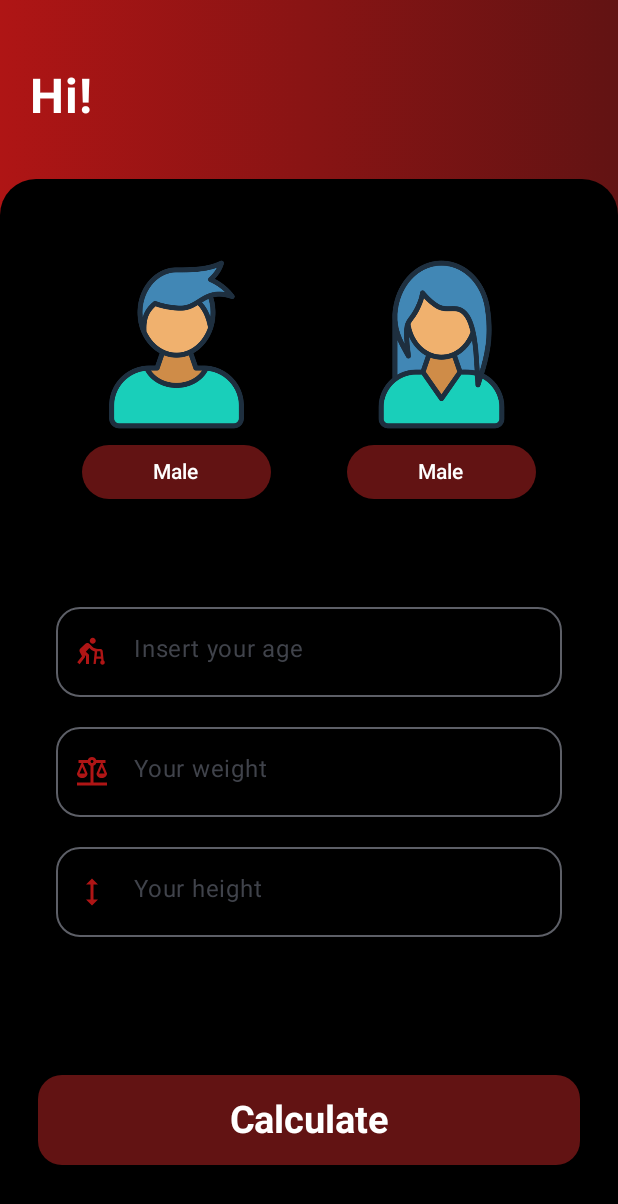
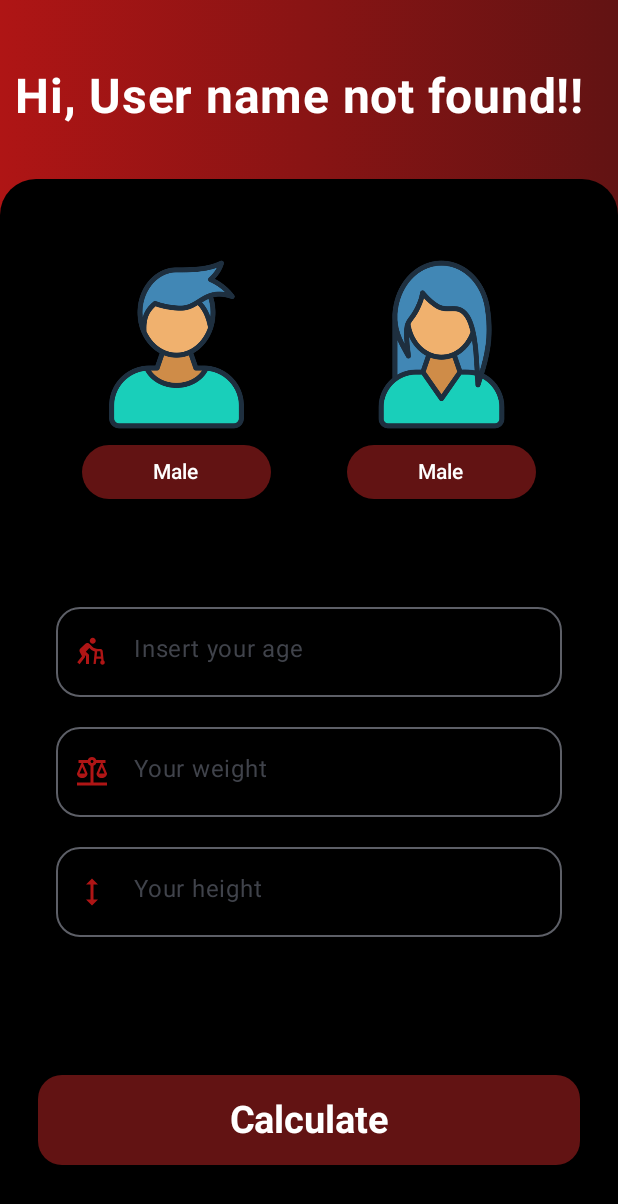
Before and after one commit to Luizx07/BMI, an Android app built with Jetpack Compose: the UserDataScreen screen opened through its navigation route, on a phone screen of 412 x 824 dp. Shown: the top 1204 px of the screen. Run offline under Robolectric (Android 15) with nearby library versions, the phone set to English and light mode, and no system bars; 1 statement that could not run was skipped.

Commit message:
tamo tentando

```diff
--- a/app/src/main/java/br/senai/sp/jandira/imc/MainActivity.kt
+++ b/app/src/main/java/br/senai/sp/jandira/imc/MainActivity.kt
@@ -6,6 +6,7 @@ import androidx.activity.compose.setContent
 import androidx.navigation.compose.NavHost
 import androidx.navigation.compose.composable
 import androidx.navigation.compose.rememberNavController
+import br.senai.sp.jandira.imc.screens.BMIResultScreen
 import br.senai.sp.jandira.imc.screens.HomeScreen
 import br.senai.sp.jandira.imc.screens.UserDataScreen
 import br.senai.sp.jandira.imc.ui.theme.IMCTheme
@@ -21,7 +22,9 @@ class MainActivity : ComponentActivity() {
                     startDestination = "home"
                 ){
                     composable(route = "home"){ HomeScreen(navegacao) }
-                    composable(route = "dados"){ UserDataScreen() }
+                    composable(route = "dados"){ UserDataScreen(navegacao) }
+                    composable(route = "result"){ BMIResultScreen() }
+
                 }
             }
         }
--- a/app/src/main/java/br/senai/sp/jandira/imc/screens/BMIResultScreen.kt
+++ b/app/src/main/java/br/senai/sp/jandira/imc/screens/BMIResultScreen.kt
@@ -1,5 +1,6 @@
 package br.senai.sp.jandira.imc.screens
 
+import android.content.Context
 import androidx.compose.foundation.BorderStroke
 import androidx.compose.foundation.background
 import androidx.compose.foundation.layout.Arrangement
@@ -28,17 +29,30 @@ import androidx.compose.ui.Alignment
 import androidx.compose.ui.Modifier
 import androidx.compose.ui.graphics.Brush
 import androidx.compose.ui.graphics.Color
+import androidx.compose.ui.platform.LocalContext
 import androidx.compose.ui.res.stringResource
 import androidx.compose.ui.text.font.FontWeight
 import androidx.compose.ui.text.style.TextAlign
 import androidx.compose.ui.tooling.preview.Preview
 import androidx.compose.ui.unit.dp
 import androidx.compose.ui.unit.sp
+import androidx.navigation.NavHostController
 import br.senai.sp.jandira.imc.R
 
 
 @Composable
 fun BMIResultScreen() {
+
+    val context = LocalContext.current
+    val userFile = context
+        .getSharedPreferences("userFile", Context.MODE_PRIVATE)
+
+
+
+    val userAge = userFile.getString("user_age", "0")
+    val userWeight = userFile.getString("user_weight", "0")
+    val userHeight = userFile.getString("user_height", "0")
+
     Box(
         modifier = Modifier
             .fillMaxSize()
@@ -108,7 +122,7 @@ fun BMIResultScreen() {
                             )
                         }
                     }
-                    Column(
+                     Column(
                         modifier = Modifier
                             .fillMaxWidth(),
                         horizontalAlignment = Alignment.CenterHorizontally
@@ -198,7 +212,7 @@ fun BMIResultScreen() {
                         modifier = Modifier
                             .fillMaxWidth()
                             .height(300.dp)
-                            .background(Color.Red)
+                            .background(color = Color(0xFF621313))
                     ){
 
                     }
@@ -230,5 +244,5 @@ fun BMIResultScreen() {
 @Preview(showSystemUi =  true)
 @Composable
 private fun BMIResultScreenPreview() {
-    BMIResultScreen()
+    //BMIResultScreen()
 }
--- a/app/src/main/java/br/senai/sp/jandira/imc/screens/HomeScreen.kt
+++ b/app/src/main/java/br/senai/sp/jandira/imc/screens/HomeScreen.kt
@@ -1,5 +1,6 @@
 package br.senai.sp.jandira.imc.screens
 
+import android.content.Context
 import androidx.compose.foundation.Image
 import androidx.compose.foundation.background
 import androidx.compose.foundation.layout.Arrangement
@@ -12,12 +13,16 @@ import androidx.compose.foundation.layout.padding
 import androidx.compose.foundation.shape.RoundedCornerShape
 import androidx.compose.foundation.text.KeyboardOptions
 import androidx.compose.material.icons.Icons
+import androidx.compose.material.icons.filled.AssistWalker
 import androidx.compose.material.icons.filled.Edit
+import androidx.compose.material.icons.filled.ErrorOutline
 import androidx.compose.material3.Button
 import androidx.compose.material3.ButtonDefaults
 import androidx.compose.material3.Card
 import androidx.compose.material3.CardDefaults
 import androidx.compose.material3.Icon
+import androidx.compose.material3.OutlinedTextField
+import androidx.compose.material3.OutlinedTextFieldDefaults
 import androidx.compose.material3.Text
 import androidx.compose.material3.TextField
 import androidx.compose.runtime.Composable
@@ -27,10 +32,12 @@ import androidx.compose.ui.Alignment
 import androidx.compose.ui.Modifier
 import androidx.compose.ui.graphics.Brush
 import androidx.compose.ui.graphics.Color
+import androidx.compose.ui.platform.LocalContext
 import androidx.compose.ui.res.painterResource
 import androidx.compose.ui.res.stringResource
 import androidx.compose.ui.text.TextStyle
 import androidx.compose.ui.text.font.FontWeight
+import androidx.compose.ui.text.input.ImeAction
 import androidx.compose.ui.text.input.KeyboardCapitalization
 import androidx.compose.ui.text.input.KeyboardType
 import androidx.compose.ui.tooling.preview.Preview
@@ -45,6 +52,18 @@ fun HomeScreen(navegacao: NavHostController) {
     var nameState = remember {
         mutableStateOf("")
     }
+
+    var isErrorState = remember {
+        mutableStateOf(false)
+    }
+
+    //abrir ou criar um arquivo SharedPreferences
+    val context = LocalContext.current
+    val userFile = context
+        .getSharedPreferences("userFile", Context.MODE_PRIVATE)
+
+    // colocar o arquivo em modo de edição
+    val editor = userFile.edit()
 
     Box(
         modifier = Modifier
@@ -114,33 +133,60 @@ fun HomeScreen(navegacao: NavHostController) {
                     fontWeight = FontWeight.Bold,
                     modifier = Modifier
                 )
-                TextField(
+                OutlinedTextField(
                     value = nameState.value,
-                    onValueChange = {
+                    onValueChange = { it ->
                         nameState.value = it
                     },
-                    label = { Text("digite seu nome") },
-                    textStyle = TextStyle(color = Color.White,
-                        fontWeight = FontWeight.Bold),
+                    colors = OutlinedTextFieldDefaults.colors(
+                        focusedTextColor = Color.White
+                    ),
                     modifier = Modifier
-                        .padding(top = 10.dp)
-                        .background(color = Color.Black),
+                        .padding(top = 25.dp)
+                        .fillMaxWidth(),
+                    shape = RoundedCornerShape(16.dp),
+                    label = { Text(text = stringResource(R.string.insert)) },
+                    trailingIcon = {
+                        if (isErrorState.value){
+                            Icon(
+                                imageVector = Icons.Default.ErrorOutline,
+                                contentDescription = "",
+                                tint = Color.Red
+                            )
+                        } else {
+                            Icon(
+                                imageVector = Icons.Default.Edit,
+                                contentDescription = "",
+                                tint = Color(color = 0xFFAF1515)
+                            )
+                        }
+                    },
+
                     keyboardOptions = KeyboardOptions(
-                        keyboardType =  KeyboardType.Text,
-                        capitalization = KeyboardCapitalization.Words
+                        keyboardType = KeyboardType.Number,
+                        imeAction = ImeAction.Next
                     ),
-                    trailingIcon = {
-                        Icon(
-                            imageVector = Icons.Default.Edit,
-                            contentDescription = "",
-                            tint = Color(0xFFAF1515)
-                        )
+                    textStyle = TextStyle(fontSize = 24.sp),
+                    isError = isErrorState.value,
+                    supportingText = {
+                            if (isErrorState.value){
+                                Text(
+                                   text = stringResource(R.string.nameError)
+                                )
+                            }
+
                     }
                 )
             }
                 Button(
                     onClick = {
-                        navegacao.navigate(route = "dados")
+                        if (nameState.value.isEmpty()) {
+                            isErrorState.value = true
+                        } else {
+                            editor.putString("user_name", nameState.value)
+                            editor.apply()
+                            navegacao.navigate(route = "dados")
+                        }
                     },
                     colors = ButtonDefaults.buttonColors(
                         Color(0xFF621313)
--- a/app/src/main/java/br/senai/sp/jandira/imc/screens/UserDataScreen.kt
+++ b/app/src/main/java/br/senai/sp/jandira/imc/screens/UserDataScreen.kt
@@ -1,5 +1,6 @@
 package br.senai.sp.jandira.imc.screens
 
+import android.content.Context
 import androidx.compose.foundation.Image
 import androidx.compose.foundation.background
 import androidx.compose.foundation.border
@@ -30,6 +31,7 @@ import androidx.compose.material3.OutlinedTextField
 import androidx.compose.material3.OutlinedTextFieldDefaults
 import androidx.compose.material3.Text
 import androidx.compose.material3.TextField
+import androidx.compose.material3.TextFieldColors
 import androidx.compose.runtime.Composable
 import androidx.compose.runtime.mutableStateOf
 import androidx.compose.runtime.remember
@@ -38,6 +40,7 @@ import androidx.compose.ui.Modifier
 import androidx.compose.ui.graphics.Brush
 import androidx.compose.ui.graphics.Color
 import androidx.compose.ui.graphics.RectangleShape
+import androidx.compose.ui.platform.LocalContext
 import androidx.compose.ui.res.painterResource
 import androidx.compose.ui.res.stringResource
 import androidx.compose.ui.text.TextStyle
@@ -49,22 +52,31 @@ import androidx.compose.ui.text.style.TextAlign
 import androidx.compose.ui.tooling.preview.Preview
 import androidx.compose.ui.unit.dp
 import androidx.compose.ui.unit.sp
+import androidx.navigation.NavHostController
 import br.senai.sp.jandira.imc.R
 
 @Composable
-fun UserDataScreen(modifier: Modifier = Modifier) {
+fun UserDataScreen(navegacao: NavHostController) {
 
-    var nomeAge = remember {
+    var ageState = remember {
         mutableStateOf(value = "")
     }
 
-    var nomeWeight = remember {
+    var weightState = remember {
         mutableStateOf(value = "")
     }
 
-    var nomeHeight = remember {
+    var heightState = remember {
         mutableStateOf(value = "")
     }
+
+    val context = LocalContext.current
+    val userFile = context
+        .getSharedPreferences("userFile", Context.MODE_PRIVATE)
+
+    val editor = userFile.edit()
+
+    val userName = userFile.getString("user_name", "User name not found!")
 
     Box(
         modifier = Modifier
@@ -80,7 +92,7 @@ fun UserDataScreen(modifier: Modifier = Modifier) {
             )
     ) {
         Column(
-            modifier = modifier
+            modifier = Modifier
                 .fillMaxSize(),
             verticalArrangement = Arrangement.SpaceBetween,
             horizontalAlignment = Alignment.Start
@@ -88,16 +100,16 @@ fun UserDataScreen(modifier: Modifier = Modifier) {
             Text(
                 text = stringResource(
                     R.string.hi
-                ),
-                modifier = modifier
+                ) + ", $userName!",
+                modifier = Modifier
                     .padding(top = 45.dp)
-                    .padding(horizontal = 20.dp),
+                    .padding(horizontal = 10.dp),
                 color = Color.White,
                 fontSize = 32.sp,
                 fontWeight = FontWeight.Bold
             )
             Card(
-                modifier = modifier
+                modifier = Modifier
                     .fillMaxWidth()
                     .fillMaxHeight()
                     .padding(top = 35.dp),
@@ -110,21 +122,21 @@ fun UserDataScreen(modifier: Modifier = Modifier) {
                 )
             ) {
                 Column(
-                    modifier = modifier
+                    modifier = Modifier
                         .fillMaxSize()
                         .padding(25.dp),
                     verticalArrangement = Arrangement.SpaceBetween,
                     horizontalAlignment = Alignment.End,
                 ) {
                     Card(
-                        modifier = modifier
+                        modifier = Modifier
                             .fillMaxWidth(),
                         colors = CardDefaults.cardColors(
                             containerColor = Color.Black
                         )
                     ) {
                         Row(
-                            modifier = modifier
+                            modifier = Modifier
                                 .padding(top = 20.dp)
                                 .fillMaxWidth()
                                 .background(Color.Black),
@@ -132,10 +144,10 @@ fun UserDataScreen(modifier: Modifier = Modifier) {
 
                         ) {
                             Column(
-                                modifier = modifier
+                                modifier = Modifier
                             ) {
                                 Card(
-                                    modifier = modifier
+                                    modifier = Modifier
                                         .size(170.dp)
                                         .padding(horizontal = 20.dp),
                                     colors = CardDefaults.cardColors(
@@ -151,7 +163,7 @@ fun UserDataScreen(modifier: Modifier = Modifier) {
                                         ),
                                     )
                                     Button(
-                                        modifier = modifier
+                                        modifier = Modifier
                                             .padding(2.dp)
                                             .width(210.dp),
                                         onClick = {},
@@ -168,7 +180,7 @@ fun UserDataScreen(modifier: Modifier = Modifier) {
                                 }
                             }
                             Card(
-                                modifier = modifier
+                                modifier = Modifier
                                     .size(170.dp)
                                     .padding(horizontal = 20.dp),
                                 colors = CardDefaults.cardColors(
@@ -184,7 +196,7 @@ fun UserDataScreen(modifier: Modifier = Modifier) {
                                     ),
                                 )
                                 Button(
-                                    modifier = modifier
+                                    modifier = Modifier
                                         .padding(2.dp)
                                         .width(210.dp),
                                     onClick = {},
@@ -207,10 +219,13 @@ fun UserDataScreen(modifier: Modifier = Modifier) {
                                 .background(color = Color.Black)
                         ) {
                             OutlinedTextField(
-                                value = nomeAge.value,
-                                onValueChange = { nome ->
-                                    nomeAge.value = nome
+                                value = ageState.value,
+                                onValueChange = { it ->
+                                    ageState.value = it
                                 },
+                                colors = OutlinedTextFieldDefaults.colors(
+                                    focusedTextColor = Color.White
+                                ),
                                 modifier = Modifier
                                     .padding(top = 50.dp)
                                     .fillMaxWidth(),
@@ -230,10 +245,13 @@ fun UserDataScreen(modifier: Modifier = Modifier) {
                                 textStyle = TextStyle(fontSize = 24.sp)
                             )
                             OutlinedTextField(
-                                value = nomeWeight.value,
-                                onValueChange = { nome ->
-                                    nomeWeight.value = nome
+                                value = weightState.value,
+                                onValueChange = { it ->
+                                    weightState.value = it
                                 },
+                                colors = OutlinedTextFieldDefaults.colors(
+                                    focusedTextColor = Color.White
+                                ),
                                 modifier = Modifier
                                     .fillMaxWidth()
                                     .padding(vertical = 12.dp),
@@ -253,10 +271,13 @@ fun UserDataScreen(modifier: Modifier = Modifier) {
                                 textStyle = TextStyle(fontSize = 24.sp)
                             )
                             OutlinedTextField(
-                                value = nomeHeight.value,
-                                onValueChange = { nome ->
-                                    nomeHeight.value = nome
+                                value = heightState.value,
+                                onValueChange = { it ->
+                                    heightState.value = it
                                 },
+                                colors = OutlinedTextFieldDefaults.colors(
+                                    focusedTextColor = Color.White
+                                ),
                                 modifier = Modifier
                                     .fillMaxWidth(),
                                 shape = RoundedCornerShape(16.dp),
@@ -276,7 +297,13 @@ fun UserDataScreen(modifier: Modifier = Modifier) {
                             )
                         }
                         Button(
-                            onClick = {},
+                            onClick = {
+                                editor.putInt("user_age", ageState.value.toInt())
+                                editor.putFloat("user_weight", weightState.value.toFloat())
+                                editor.putFloat("user_height", heightState.value.toFloat())
+                                editor.apply()
+                                navegacao.navigate(route = "result")
+                            },
                             modifier = Modifier
                                 .padding(top = 80.dp)
                                 .height(60.dp),
@@ -303,5 +330,5 @@ fun UserDataScreen(modifier: Modifier = Modifier) {
 @Preview(showSystemUi =  true)
 @Composable
 private fun UserDataScreenPreview() {
-    UserDataScreen()
+    //UserDataScreen()
 }
--- a/app/src/main/res/values/strings.xml
+++ b/app/src/main/res/values/strings.xml
@@ -7,7 +7,7 @@
     <string name="your_name">What\'s your name?</string>
     <string name="insert">Enter your name</string>
     <string name="Next">Next</string>
-    <string name="hi">Hi!</string>
+    <string name="hi">Hi</string>
     <string name="genreM">Male</string>
     <string name="genreF">Female</string>
     <string name="Age">Insert your age</string>
@@ -23,4 +23,5 @@
     <string name="number_Weight">97 Kg</string>
     <string name="number_High">178 cm</string>
     <string name="NewCalc">New Calculate</string>
+    <string name="nameError">The user name is required!</string>
 </resources>
```
